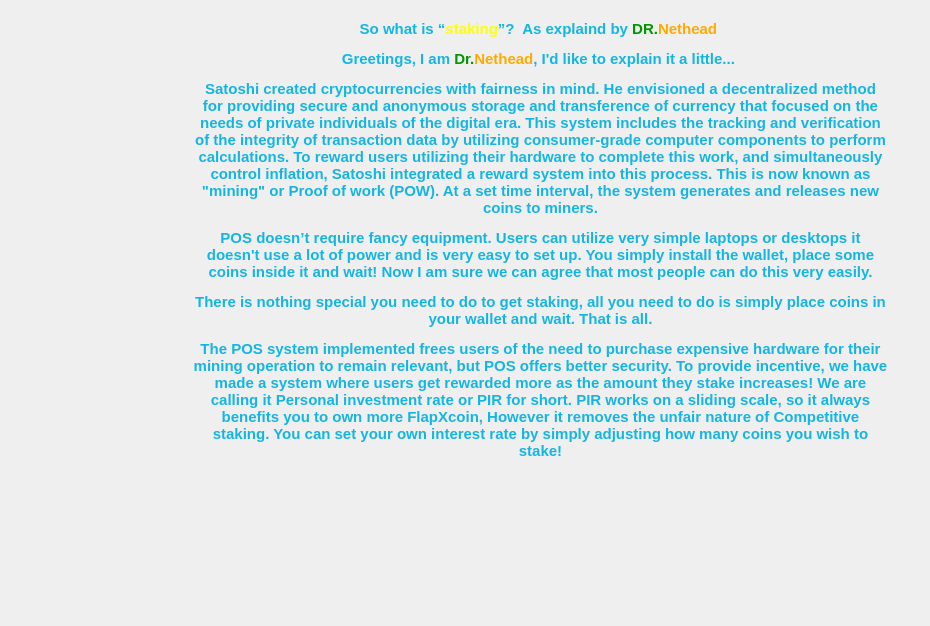
This is src/qt/forms/networkpage.ui in hanzou-x/flapxcoin as Qt 5 draws it before an edit. The edited form follows.
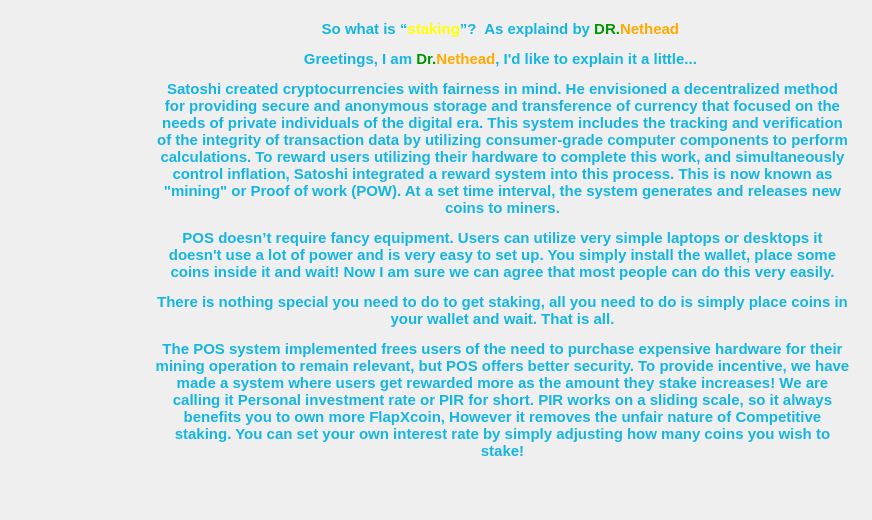
This is the edited form. Icons and pictures are not drawn.

What changed in the file:
```diff
--- a/src/qt/forms/networkpage.ui
+++ b/src/qt/forms/networkpage.ui
@@ -2,26 +2,6 @@
 <ui version="4.0">
  <class>NetworkPage</class>
  <widget class="QWidget" name="NetworkPage">
-  <property name="geometry">
-   <rect>
-    <x>0</x>
-    <y>0</y>
-    <width>930</width>
-    <height>626</height>
-   </rect>
-  </property>
-  <property name="sizePolicy">
-   <sizepolicy hsizetype="Fixed" vsizetype="Fixed">
-    <horstretch>0</horstretch>
-    <verstretch>0</verstretch>
-   </sizepolicy>
-  </property>
-  <property name="maximumSize">
-   <size>
-    <width>930</width>
-    <height>626</height>
-   </size>
-  </property>
   <property name="windowTitle">
    <string>Address Book</string>
   </property>
```
